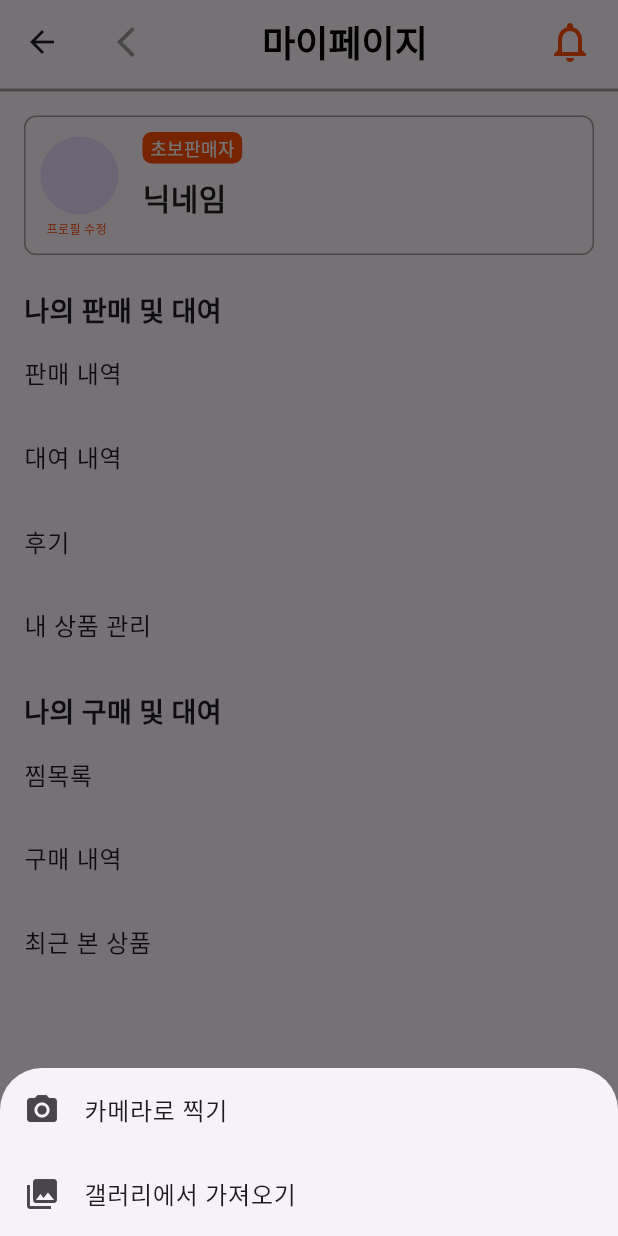
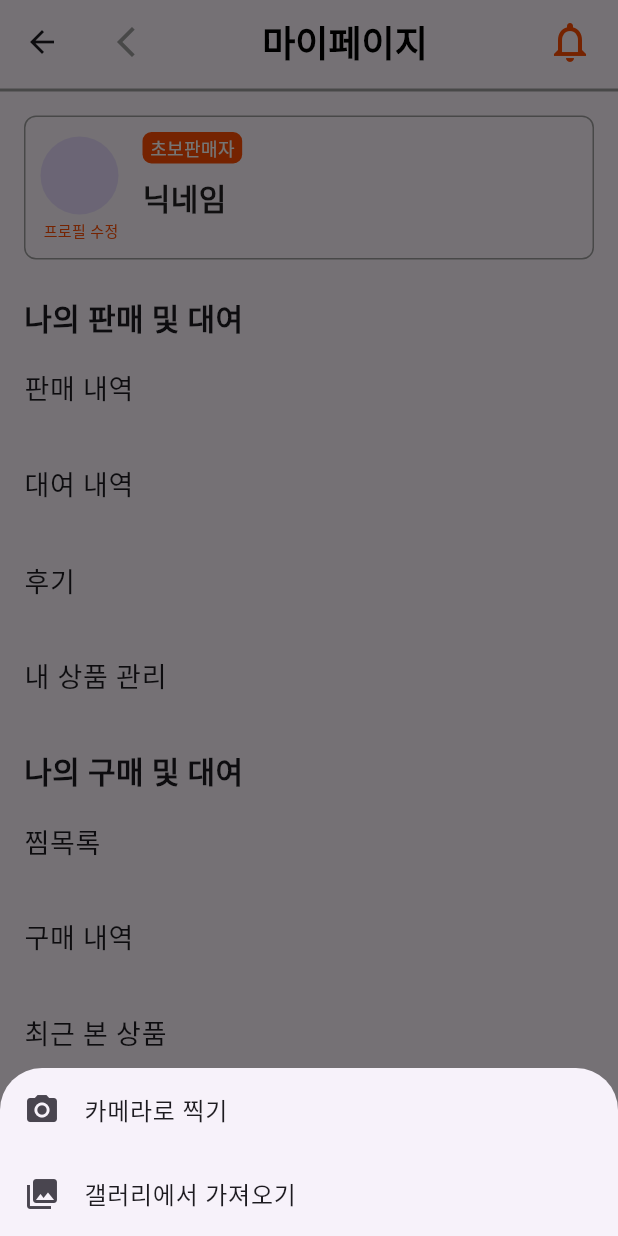
Before and after one commit to pknu-wap/-2-Y-NOT-Project, a Flutter app: the screen it shows after launch, item 4 of the bottom bar chosen, after a tap on "프로필 수정", on a phone screen of 412 x 824 dp. Run offline on Flutter 3.47's test engine with Material 3 defaults, Android fonts, the phone set to English and light mode, and no system bars; our stand-ins replace cloud_firestore, firebase_auth, firebase_core, get, image_picker; missing offline and left inert: chatview; accounts and stored records are empty; project files that could hold a hidden picture were left out.

```diff
--- a/lib/MyPage.dart
+++ b/lib/MyPage.dart
@@ -185,13 +185,13 @@ class _MyPageState extends State<MyPage> {
             const SizedBox(height: 1.0),
             GestureDetector(
               onTap: () {
-                _showImagePicker(context);
+                _showImagePicker(context); // _getImage에서 _showImagePicker로 수정
               },
               child: Container(
-                padding: const EdgeInsets.only(left: 4.0),
+                padding: const EdgeInsets.only(left: 2.0),
                 child: const Text(
                   '프로필 수정',
-                  style: TextStyle(color: Color(0xFFFE4D02), fontSize: 8),
+                  style: TextStyle(color: Color(0xFFFE4D02), fontSize: 10),
                 ),
               ),
             ),
@@ -202,6 +202,7 @@ class _MyPageState extends State<MyPage> {
   }
 
   Widget _buildProfileImage() {
+    print(_imageFile);
     return CircleAvatar(
       radius: 26,
       backgroundImage: _imageFile != null ? FileImage(_imageFile!) : null,
@@ -221,7 +222,7 @@ class _MyPageState extends State<MyPage> {
                 title: const Text('카메라로 찍기'),
                 onTap: () {
                   Navigator.pop(context); // 모달 창 닫기
-                  _getImage(context, ImageSource.camera); // 카메라로 이미지 가져오기
+                  _getImage(ImageSource.camera); // 카메라로 이미지 가져오기
                 },
               ),
               ListTile(
@@ -229,7 +230,7 @@ class _MyPageState extends State<MyPage> {
                 title: const Text('갤러리에서 가져오기'),
                 onTap: () {
                   Navigator.pop(context); // 모달 창 닫기
-                  _getImage(context, ImageSource.gallery); // 갤러리에서 이미지 가져오기
+                  _getImage(ImageSource.gallery); // 갤러리에서 이미지 가져오기
                 },
               ),
             ],
@@ -239,40 +240,16 @@ class _MyPageState extends State<MyPage> {
     );
   }
 
-  void _getImage(BuildContext context, ImageSource source) async {
+  void _getImage(ImageSource source) async {
     final pickedFile = await ImagePicker().pickImage(source: source); // 이미지 가져오기
 
     // 이미지가 선택되었는지 확인
     if (pickedFile != null) {
-      // 선택된 이미지를 보여주는 다이얼로그 또는 페이지로 이동
-      Navigator.push(
-        context,
-        MaterialPageRoute(
-          builder: (context) => Scaffold(
-            appBar: AppBar(
-              title: Text('선택된 이미지'),
-            ),
-            body: Center(
-              child: Image.file(
-                File(pickedFile.path), // 선택된 이미지 파일의 경로를 사용하여 이미지를 보여줍니다.
-              ),
-            ),
-          ),
-        ),
-      );
-
-      // 선택된 이미지를 _imageFile에 할당하고 화면을 다시 그립니다.
       setState(() {
         _imageFile = File(pickedFile.path);
       });
-    } else {
-      // 이미지가 선택되지 않았을 때의 처리
-      // (예를 들어, 사용자가 갤러리나 카메라를 취소한 경우)
-      print('이미지 선택이 취소되었습니다.');
     }
   }
-
-
 
   Widget _buildCategorySection(BuildContext context) {
     return Container(
@@ -284,7 +261,7 @@ class _MyPageState extends State<MyPage> {
             padding: EdgeInsets.symmetric(horizontal: 16.0),
             child: Text(
               '나의 판매 및 대여',
-              style: TextStyle(fontSize: 18, fontWeight: FontWeight.bold),
+              style: TextStyle(fontSize: 20, fontWeight: FontWeight.bold),
             ),
           ),
           _buildMenuItem(
@@ -342,7 +319,7 @@ class _MyPageState extends State<MyPage> {
             padding: EdgeInsets.symmetric(horizontal: 16.0),
             child: Text(
               '나의 구매 및 대여',
-              style: TextStyle(fontSize: 18, fontWeight: FontWeight.bold),
+              style: TextStyle(fontSize: 20, fontWeight: FontWeight.bold),
             ),
           ),
           _buildMenuItem(
@@ -381,9 +358,16 @@ class _MyPageState extends State<MyPage> {
   }
 
   Widget _buildMenuItem({required String text, required VoidCallback onTap}) {
-    return ListTile(
-      title: Text(text),
-      onTap: onTap,
+    return Padding(
+      padding: const EdgeInsets.symmetric(vertical: 4.0), // 아래 여백 조정
+      child: ListTile(
+        title: Text(
+          text,
+          style: TextStyle(fontSize: 18, fontWeight: FontWeight.w500), // 텍스트 크기 조정
+        ),
+        contentPadding: EdgeInsets.symmetric(horizontal: 16.0, vertical: -100.0), // 여백 조정
+        onTap: onTap,
+      ),
     );
   }
 }
@@ -415,22 +399,6 @@ class SalesPage extends StatelessWidget {
       ),
       body: const Center(
         child: Text('판매 페이지'),
-      ),
-    );
-  }
-}
-
-class RentalPage extends StatelessWidget {
-  const RentalPage({Key? key}) : super(key: key);
-
-  @override
-  Widget build(BuildContext context) {
-    return Scaffold(
-      appBar: AppBar(
-        title: const Text('대여'),
-      ),
-      body: const Center(
-        child: Text('대여 페이지'),
       ),
     );
   }
```
